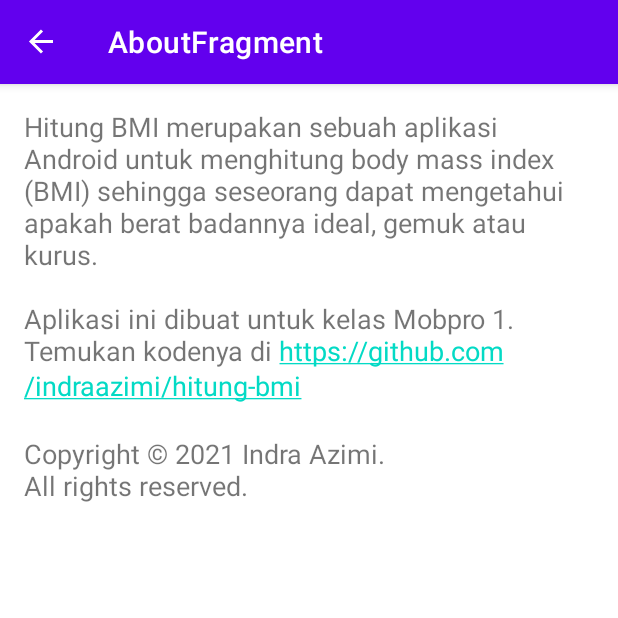
After one commit to D3IF-Cool/4301-hitung-bmi-rachmad001, an Android app: the AboutFragment screen opened through its navigation route, on a phone screen of 412 x 824 dp, the top half of it. The commit adds this screen. Run offline under Robolectric (Android 15) with nearby library versions, the phone set to English and light mode, and no system bars; our stand-ins replace navigation-ui.

Commit message:
Membuat navigasi menggunakan menu

```diff
--- /dev/null
+++ b/app/src/main/java/org/d3if4025/hitungbmi/ui/AboutFragment.kt
@@ -0,0 +1,6 @@
+package org.d3if4025.hitungbmi.ui
+
+import androidx.fragment.app.Fragment
+import org.d3if4025.hitungbmi.R
+
+class AboutFragment : Fragment(R.layout.fragment_about)
--- a/app/src/main/java/org/d3if4025/hitungbmi/ui/HitungFragment.kt
+++ b/app/src/main/java/org/d3if4025/hitungbmi/ui/HitungFragment.kt
@@ -2,12 +2,11 @@ package org.d3if4025.hitungbmi.ui
 
 import android.os.Bundle
 import android.text.TextUtils
-import android.view.LayoutInflater
-import android.view.View
-import android.view.ViewGroup
+import android.view.*
 import android.widget.Toast
 import androidx.fragment.app.Fragment
 import androidx.navigation.findNavController
+import androidx.navigation.fragment.findNavController
 import org.d3if4025.hitungbmi.R
 import org.d3if4025.hitungbmi.data.KategoriBmi
 import org.d3if4025.hitungbmi.databinding.FragmentHitungBinding
@@ -25,7 +24,22 @@ class HitungFragment : Fragment() {
                 .actionHitungFragmentToSaranFragment(kategoriBmi)
             )
         }
+        setHasOptionsMenu(true)
         return binding.root
+    }
+
+    override fun onCreateOptionsMenu(menu: Menu, inflater: MenuInflater) {
+        super.onCreateOptionsMenu(menu, inflater)
+        inflater.inflate(R.menu.options_menu,menu)
+    }
+
+    override fun onOptionsItemSelected(item: MenuItem): Boolean {
+        if (item.itemId == R.id.menu_about){
+            findNavController().navigate(
+                R.id.action_hitungFragment_to_aboutFragment)
+            return true
+        }
+        return super.onOptionsItemSelected(item)
     }
 
     private fun hitungBmi() {
--- /dev/null
+++ b/app/src/main/res/layout/fragment_about.xml
@@ -0,0 +1,10 @@
+<?xml version="1.0" encoding="utf-8"?>
+<TextView xmlns:android="http://schemas.android.com/apk/res/android"
+    android:layout_width="match_parent"
+    android:layout_height="match_parent"
+    android:layout_margin="16dp"
+    android:autoLink="web"
+    android:text="@string/copyright"
+    android:textSize="18sp">
+
+</TextView>
--- /dev/null
+++ b/app/src/main/res/menu/options_menu.xml
@@ -0,0 +1,9 @@
+<?xml version="1.0" encoding="utf-8"?>
+<menu xmlns:app="http://schemas.android.com/apk/res-auto"
+    xmlns:android="http://schemas.android.com/apk/res/android">
+
+    <item
+        android:id="@+id/menu_about"
+        android:title="@string/tentang_aplikasi"
+        app:showAsAction="never"/>
+</menu>
--- a/app/src/main/res/values/strings.xml
+++ b/app/src/main/res/values/strings.xml
@@ -26,4 +26,6 @@
     <string name="saran_ideal">Pertahankan gaya hidupmu! Tapi jangan kebanyakan gaya karena itu berbahaya</string>
     <string name="saran_gemuk">Cobalah untuk olahraga lari. Kemanapun boleh, asal tidak lari dari kehidupan</string>
     <string name="lihat_saran">Lihat Saran</string>
+    <string name="copyright">Hitung BMI merupakan sebuah aplikasi Android untuk menghitung body mass index (BMI) sehingga seseorang dapat mengetahui apakah berat badannya ideal, gemuk atau kurus.\n\nAplikasi ini dibuat untuk kelas Mobpro 1. Temukan kodenya di https://github.com/indraazimi/hitung-bmi\n\nCopyright © 2021 Indra Azimi.\nAll rights reserved.</string>
+    <string name="tentang_aplikasi">Tentang Aplikasi</string>
 </resources>
```
Also changed, not shown: app/src/main/res/navigation/navigation.xml (+11 -1 lines).
